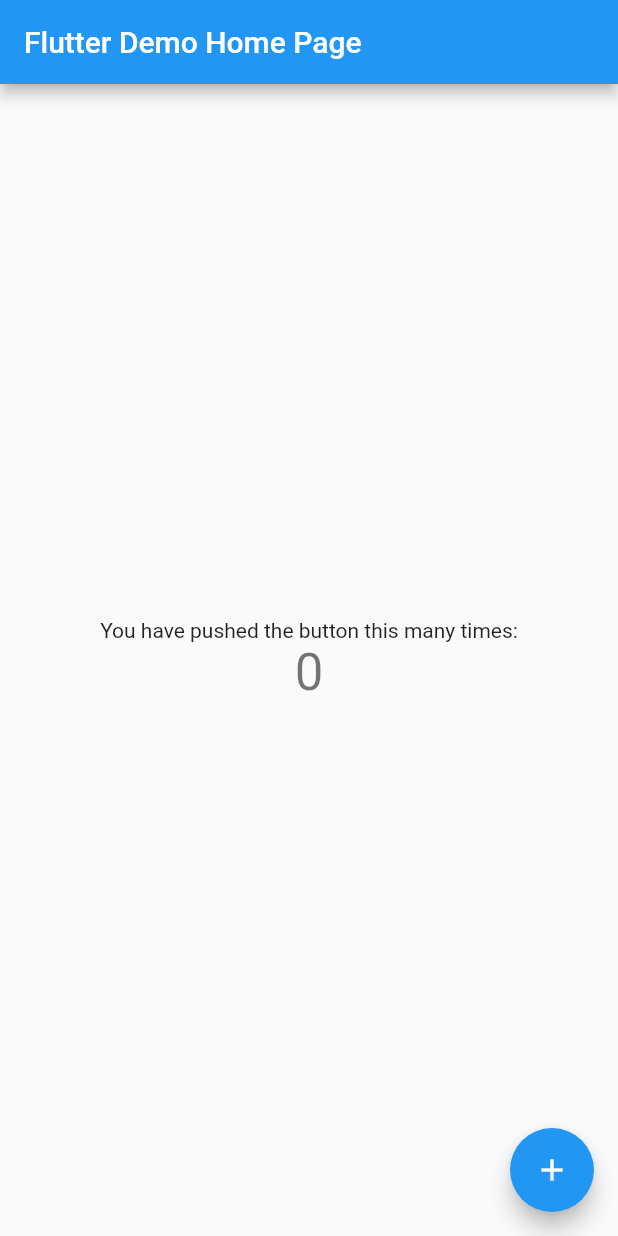
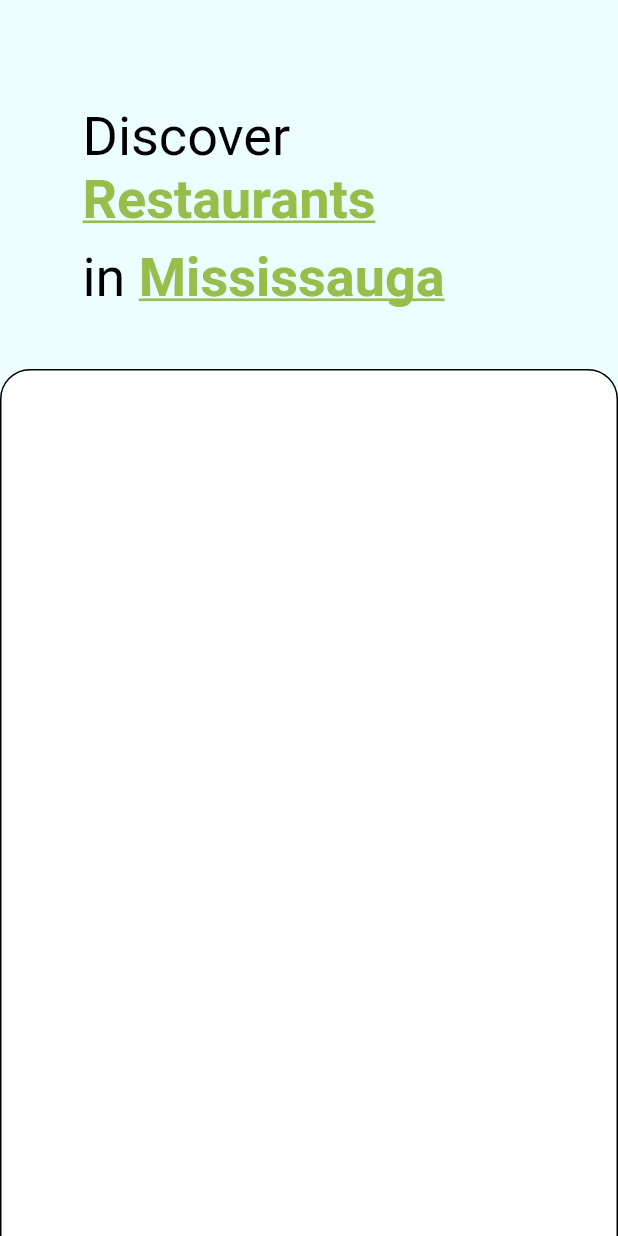
Before and after one commit to ivanmudarth/Lokal, a Flutter app: the screen it shows after launch, on a phone screen of 412 x 824 dp. Run offline on Flutter 3.47's test engine with Material 2 defaults, Android fonts, the phone set to English and light mode, and no system bars.

Commit message:
homescreen top text

```diff
--- /dev/null
+++ b/lokal/lib/home.dart
@@ -0,0 +1,75 @@
+import 'package:flutter/material.dart';
+
+class HomePage extends StatelessWidget {
+  @override
+  Widget build(BuildContext context) {
+    return Scaffold(
+      backgroundColor: Color(0xffECFEFF),
+      body: getBody(),
+    );
+  }
+
+  Widget getBody() {
+    return ListView(
+      children: [
+        Column(
+          crossAxisAlignment: CrossAxisAlignment.start,
+          children: [
+            SizedBox(height: 70),
+            Padding(
+                padding: const EdgeInsets.symmetric(horizontal: 55.0),
+                child: Column(
+                  crossAxisAlignment: CrossAxisAlignment.start,
+                  children: [
+                    RichText(
+                      text: TextSpan(
+                        text: 'Discover ',
+                        style: TextStyle(fontSize: 36, color: Colors.black),
+                        children: <TextSpan>[
+                          TextSpan(
+                            text: 'Restaurants',
+                            style: TextStyle(
+                                fontWeight: FontWeight.bold,
+                                decoration: TextDecoration.underline,
+                                color: Color(0xff96BE4B)),
+                          ),
+                        ],
+                      ),
+                    ),
+                    SizedBox(height: 10),
+                    RichText(
+                      text: TextSpan(
+                        text: 'in ',
+                        style: TextStyle(fontSize: 36, color: Colors.black),
+                        children: <TextSpan>[
+                          TextSpan(
+                            text: 'Mississauga',
+                            style: TextStyle(
+                                fontWeight: FontWeight.bold,
+                                decoration: TextDecoration.underline,
+                                color: Color(0xff96BE4B)),
+                          ),
+                        ],
+                      ),
+                    )
+                  ],
+                )),
+            SizedBox(height: 40),
+            SizedBox(
+              height: 1000000,
+              child: Container(
+                decoration: BoxDecoration(
+                    color: Colors.white,
+                    border: Border.all(
+                      // remove
+                      color: Colors.black,
+                    ),
+                    borderRadius: BorderRadius.all(Radius.circular(20))),
+              ),
+            ),
+          ],
+        )
+      ],
+    );
+  }
+}
--- a/lokal/lib/main.dart
+++ b/lokal/lib/main.dart
@@ -1,117 +1,19 @@
 import 'package:flutter/material.dart';
+import './home.dart';
 
 void main() {
   runApp(MyApp());
 }
 
 class MyApp extends StatelessWidget {
-  // This widget is the root of your application.
   @override
   Widget build(BuildContext context) {
     return MaterialApp(
-      title: 'Flutter Demo',
+      title: 'Lokal App',
       theme: ThemeData(
-        // This is the theme of your application.
-        //
-        // Try running your application with "flutter run". You'll see the
-        // application has a blue toolbar. Then, without quitting the app, try
-        // changing the primarySwatch below to Colors.green and then invoke
-        // "hot reload" (press "r" in the console where you ran "flutter run",
-        // or simply save your changes to "hot reload" in a Flutter IDE).
-        // Notice that the counter didn't reset back to zero; the application
-        // is not restarted.
         primarySwatch: Colors.blue,
-        // This makes the visual density adapt to the platform that you run
-        // the app on. For desktop platforms, the controls will be smaller and
-        // closer together (more dense) than on mobile platforms.
-        visualDensity: VisualDensity.adaptivePlatformDensity,
       ),
-      home: MyHomePage(title: 'Flutter Demo Home Page'),
+      home: HomePage(),
     );
   }
 }
-
-class MyHomePage extends StatefulWidget {
-  MyHomePage({Key key, this.title}) : super(key: key);
-
-  // This widget is the home page of your application. It is stateful, meaning
-  // that it has a State object (defined below) that contains fields that affect
-  // how it looks.
-
-  // This class is the configuration for the state. It holds the values (in this
-  // case the title) provided by the parent (in this case the App widget) and
-  // used by the build method of the State. Fields in a Widget subclass are
-  // always marked "final".
-
-  final String title;
-
-  @override
-  _MyHomePageState createState() => _MyHomePageState();
-}
-
-class _MyHomePageState extends State<MyHomePage> {
-  int _counter = 0;
-
-  void _incrementCounter() {
-    setState(() {
-      // This call to setState tells the Flutter framework that something has
-      // changed in this State, which causes it to rerun the build method below
-      // so that the display can reflect the updated values. If we changed
-      // _counter without calling setState(), then the build method would not be
-      // called again, and so nothing would appear to happen.
-      _counter++;
-    });
-  }
-
-  @override
-  Widget build(BuildContext context) {
-    // This method is rerun every time setState is called, for instance as done
-    // by the _incrementCounter method above.
-    //
-    // The Flutter framework has been optimized to make rerunning build methods
-    // fast, so that you can just rebuild anything that needs updating rather
-    // than having to individually change instances of widgets.
-    return Scaffold(
-      appBar: AppBar(
-        // Here we take the value from the MyHomePage object that was created by
-        // the App.build method, and use it to set our appbar title.
-        title: Text(widget.title),
-      ),
-      body: Center(
-        // Center is a layout widget. It takes a single child and positions it
-        // in the middle of the parent.
-        child: Column(
-          // Column is also a layout widget. It takes a list of children and
-          // arranges them vertically. By default, it sizes itself to fit its
-          // children horizontally, and tries to be as tall as its parent.
-          //
-          // Invoke "debug painting" (press "p" in the console, choose the
-          // "Toggle Debug Paint" action from the Flutter Inspector in Android
-          // Studio, or the "Toggle Debug Paint" command in Visual Studio Code)
-          // to see the wireframe for each widget.
-          //
-          // Column has various properties to control how it sizes itself and
-          // how it positions its children. Here we use mainAxisAlignment to
-          // center the children vertically; the main axis here is the vertical
-          // axis because Columns are vertical (the cross axis would be
-          // horizontal).
-          mainAxisAlignment: MainAxisAlignment.center,
-          children: <Widget>[
-            Text(
-              'You have pushed the button this many times:',
-            ),
-            Text(
-              '$_counter',
-              style: Theme.of(context).textTheme.headline4,
-            ),
-          ],
-        ),
-      ),
-      floatingActionButton: FloatingActionButton(
-        onPressed: _incrementCounter,
-        tooltip: 'Increment',
-        child: Icon(Icons.add),
-      ), // This trailing comma makes auto-formatting nicer for build methods.
-    );
-  }
-}
--- a/lokal/pubspec.yaml
+++ b/lokal/pubspec.yaml
@@ -3,7 +3,7 @@ description: A new Flutter project.
 
 # The following line prevents the package from being accidentally published to
 # pub.dev using `pub publish`. This is preferred for private packages.
-publish_to: 'none' # Remove this line if you wish to publish to pub.dev
+publish_to: "none" # Remove this line if you wish to publish to pub.dev
 
 # The following defines the version and build number for your application.
 # A version number is three numbers separated by dots, like 1.2.43
@@ -24,7 +24,6 @@ dependencies:
   flutter:
     sdk: flutter
 
-
   # The following adds the Cupertino Icons font to your application.
   # Use with the CupertinoIcons class for iOS style icons.
   cupertino_icons: ^1.0.0
@@ -38,7 +37,6 @@ dev_dependencies:
 
 # The following section is specific to Flutter.
 flutter:
-
   # The following line ensures that the Material Icons font is
   # included with your application, so that you can use the icons in
   # the material Icons class.
```
Also changed, not shown: 2 other files.
